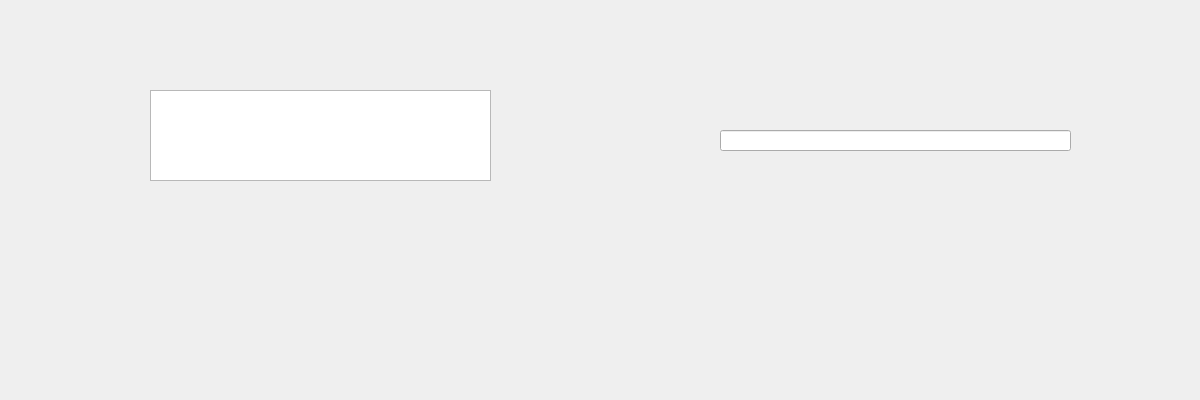
This is src/frontend/event_widget.ui in jannes02/HausDerWissenschaft as Qt 5 draws it before an edit. The edited form follows.
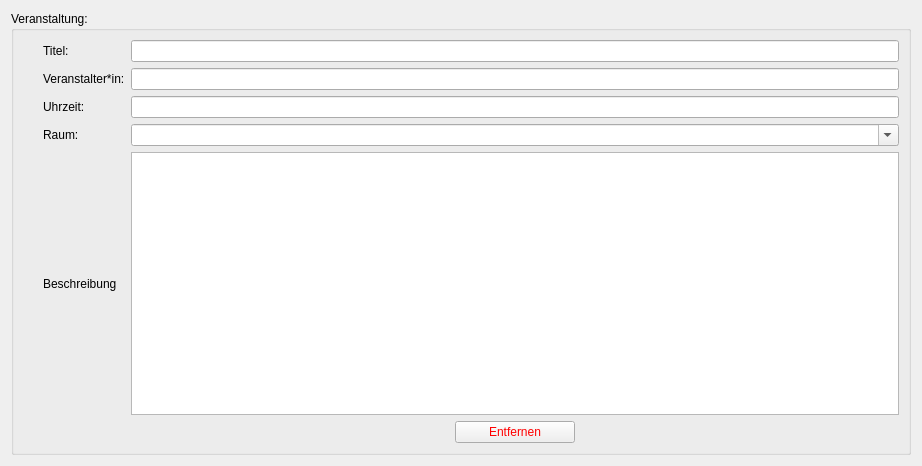
This is the edited form.

```diff
--- a/src/frontend/event_widget.ui
+++ b/src/frontend/event_widget.ui
@@ -6,33 +6,232 @@
    <rect>
     <x>0</x>
     <y>0</y>
-    <width>1200</width>
-    <height>400</height>
+    <width>922</width>
+    <height>466</height>
    </rect>
   </property>
+  <property name="sizePolicy">
+   <sizepolicy hsizetype="Minimum" vsizetype="Preferred">
+    <horstretch>0</horstretch>
+    <verstretch>0</verstretch>
+   </sizepolicy>
+  </property>
   <property name="windowTitle">
    <string>Form</string>
   </property>
-  <widget class="QTextEdit" name="textEdit">
-   <property name="geometry">
-    <rect>
-     <x>150</x>
-     <y>90</y>
-     <width>341</width>
-     <height>91</height>
-    </rect>
-   </property>
-  </widget>
-  <widget class="QLineEdit" name="lineEdit">
-   <property name="geometry">
-    <rect>
-     <x>720</x>
-     <y>130</y>
-     <width>351</width>
-     <height>21</height>
-    </rect>
-   </property>
-  </widget>
+  <layout class="QGridLayout" name="gridLayout">
+   <item row="0" column="0">
+    <widget class="QGroupBox" name="gb_root">
+     <property name="title">
+      <string>Veranstaltung:</string>
+     </property>
+     <layout class="QGridLayout" name="gridLayout_2">
+      <item row="0" column="2">
+       <widget class="QLineEdit" name="le_title"/>
+      </item>
+      <item row="1" column="2">
+       <widget class="QLineEdit" name="le_host"/>
+      </item>
+      <item row="3" column="2">
+       <widget class="QComboBox" name="cb_location">
+        <property name="editable">
+         <bool>true</bool>
+        </property>
+       </widget>
+      </item>
+      <item row="2" column="2">
+       <widget class="QLineEdit" name="le_time">
+        <property name="minimumSize">
+         <size>
+          <width>0</width>
+          <height>0</height>
+         </size>
+        </property>
+        <property name="placeholderText">
+         <string comment="dwads" extracomment="dad"/>
+        </property>
+       </widget>
+      </item>
+      <item row="4" column="2">
+       <widget class="QTextEdit" name="te_description"/>
+      </item>
+      <item row="5" column="2">
+       <layout class="QHBoxLayout" name="horizontalLayout_2">
+        <item>
+         <widget class="QPushButton" name="btn_remove">
+          <property name="enabled">
+           <bool>true</bool>
+          </property>
+          <property name="sizePolicy">
+           <sizepolicy hsizetype="Preferred" vsizetype="Fixed">
+            <horstretch>1</horstretch>
+            <verstretch>0</verstretch>
+           </sizepolicy>
+          </property>
+          <property name="maximumSize">
+           <size>
+            <width>120</width>
+            <height>16777215</height>
+           </size>
+          </property>
+          <property name="font">
+           <font>
+            <bold>false</bold>
+            <kerning>true</kerning>
+           </font>
+          </property>
+          <property name="styleSheet">
+           <string notr="true">color: rgb(255, 0, 0);</string>
+          </property>
+          <property name="text">
+           <string>Entfernen</string>
+          </property>
+         </widget>
+        </item>
+       </layout>
+      </item>
+      <item row="0" column="0">
+       <layout class="QHBoxLayout" name="horizontalLayout_3">
+        <item>
+         <spacer name="horizontalSpacer">
+          <property name="orientation">
+           <enum>Qt::Orientation::Horizontal</enum>
+          </property>
+          <property name="sizeType">
+           <enum>QSizePolicy::Policy::Preferred</enum>
+          </property>
+          <property name="sizeHint" stdset="0">
+           <size>
+            <width>20</width>
+            <height>20</height>
+           </size>
+          </property>
+         </spacer>
+        </item>
+        <item>
+         <widget class="QLabel" name="label">
+          <property name="text">
+           <string>Titel:</string>
+          </property>
+         </widget>
+        </item>
+       </layout>
+      </item>
+      <item row="1" column="0">
+       <layout class="QHBoxLayout" name="horizontalLayout_4">
+        <item>
+         <spacer name="horizontalSpacer_3">
+          <property name="orientation">
+           <enum>Qt::Orientation::Horizontal</enum>
+          </property>
+          <property name="sizeType">
+           <enum>QSizePolicy::Policy::Preferred</enum>
+          </property>
+          <property name="sizeHint" stdset="0">
+           <size>
+            <width>20</width>
+            <height>20</height>
+           </size>
+          </property>
+         </spacer>
+        </item>
+        <item>
+         <widget class="QLabel" name="label_3">
+          <property name="text">
+           <string>Veranstalter*in:</string>
+          </property>
+         </widget>
+        </item>
+       </layout>
+      </item>
+      <item row="2" column="0">
+       <layout class="QHBoxLayout" name="horizontalLayout_5">
+        <item>
+         <spacer name="horizontalSpacer_4">
+          <property name="orientation">
+           <enum>Qt::Orientation::Horizontal</enum>
+          </property>
+          <property name="sizeType">
+           <enum>QSizePolicy::Policy::Preferred</enum>
+          </property>
+          <property name="sizeHint" stdset="0">
+           <size>
+            <width>20</width>
+            <height>20</height>
+           </size>
+          </property>
+         </spacer>
+        </item>
+        <item>
+         <widget class="QLabel" name="label_4">
+          <property name="text">
+           <string>Uhrzeit:</string>
+          </property>
+         </widget>
+        </item>
+       </layout>
+      </item>
+      <item row="3" column="0">
+       <layout class="QHBoxLayout" name="horizontalLayout_6">
+        <item>
+         <spacer name="horizontalSpacer_5">
+          <property name="orientation">
+           <enum>Qt::Orientation::Horizontal</enum>
+          </property>
+          <property name="sizeType">
+           <enum>QSizePolicy::Policy::Preferred</enum>
+          </property>
+          <property name="sizeHint" stdset="0">
+           <size>
+            <width>20</width>
+            <height>20</height>
+           </size>
+          </property>
+         </spacer>
+        </item>
+        <item>
+         <widget class="QLabel" name="label_5">
+          <property name="text">
+           <string>Raum:</string>
+          </property>
+         </widget>
+        </item>
+       </layout>
+      </item>
+      <item row="4" column="0">
+       <layout class="QHBoxLayout" name="horizontalLayout_7">
+        <item>
+         <spacer name="horizontalSpacer_2">
+          <property name="orientation">
+           <enum>Qt::Orientation::Horizontal</enum>
+          </property>
+          <property name="sizeType">
+           <enum>QSizePolicy::Policy::Preferred</enum>
+          </property>
+          <property name="sizeHint" stdset="0">
+           <size>
+            <width>20</width>
+            <height>20</height>
+           </size>
+          </property>
+         </spacer>
+        </item>
+        <item>
+         <layout class="QVBoxLayout" name="verticalLayout_2"/>
+        </item>
+        <item>
+         <widget class="QLabel" name="label_2">
+          <property name="text">
+           <string>Beschreibung</string>
+          </property>
+         </widget>
+        </item>
+       </layout>
+      </item>
+     </layout>
+    </widget>
+   </item>
+  </layout>
  </widget>
  <resources/>
  <connections/>
```
